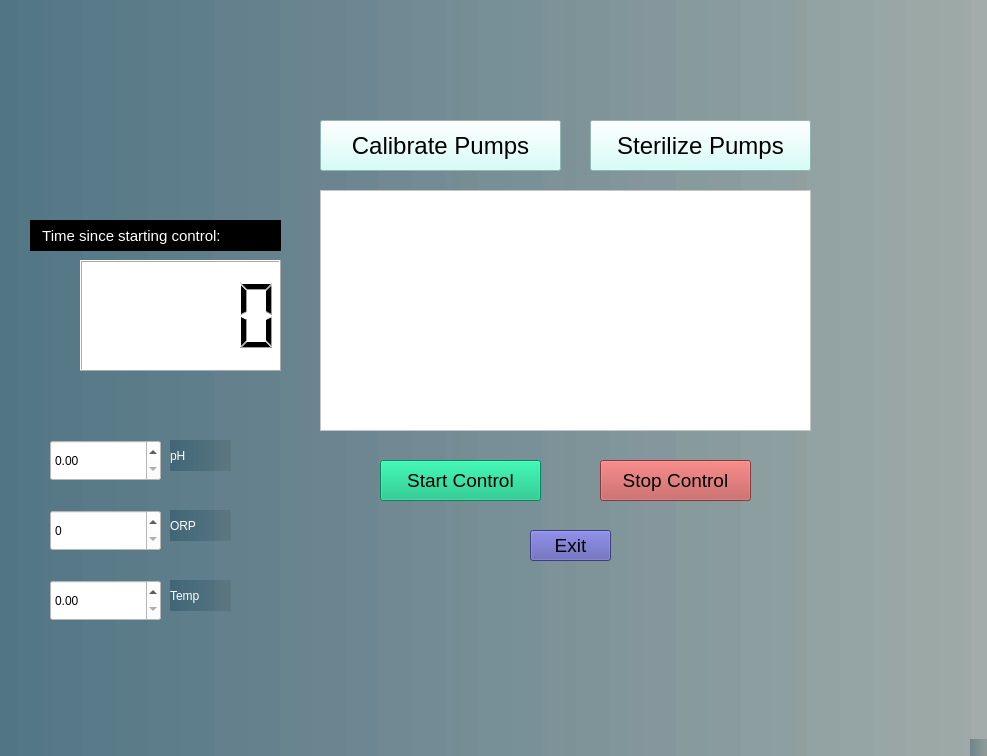
This is ProteinFoldingGUI.ui in NolanLup/ProteinFolding as Qt 5 draws it before an edit. The edited form follows.
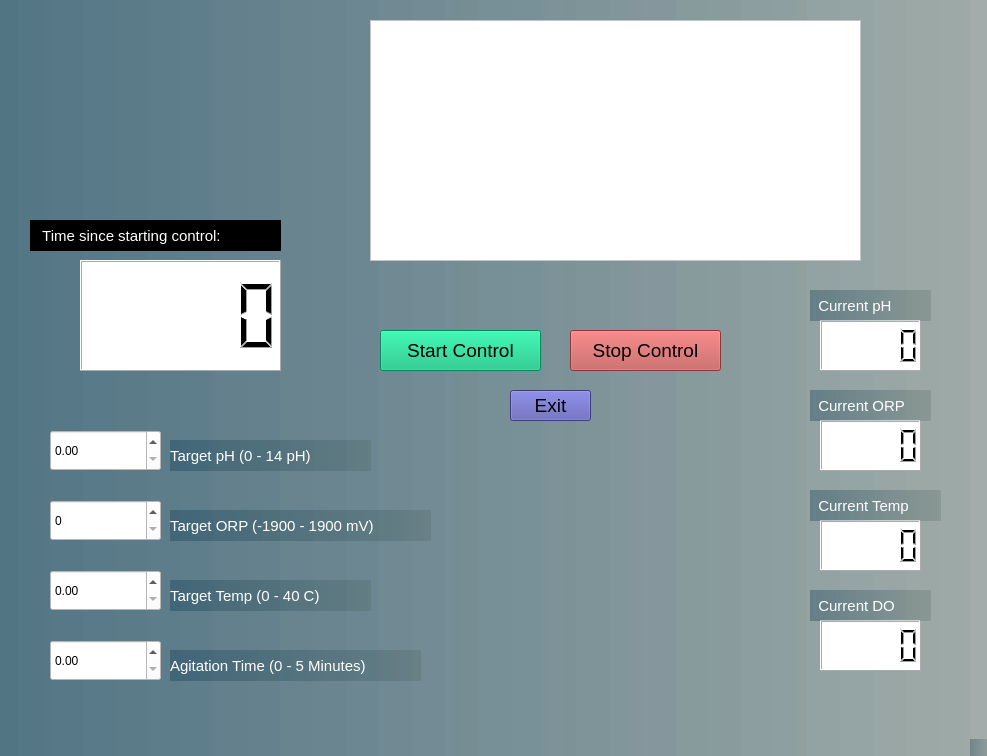
This is the edited form.

```diff
--- a/ProteinFoldingGUI.ui
+++ b/ProteinFoldingGUI.ui
@@ -17,33 +17,11 @@
    <string notr="true">background-color: qlineargradient(spread:pad, x1:0, y1:0, x2:1, y2:0, stop:0 rgba(0, 50, 75, 80), stop:1 rgba(60, 80, 75, 50));</string>
   </property>
   <widget class="QWidget" name="centralwidget">
-   <widget class="QPushButton" name="calibrate">
-    <property name="geometry">
-     <rect>
-      <x>320</x>
-      <y>120</y>
-      <width>241</width>
-      <height>51</height>
-     </rect>
-    </property>
-    <property name="font">
-     <font>
-      <family>MS UI Gothic</family>
-      <pointsize>18</pointsize>
-     </font>
-    </property>
-    <property name="styleSheet">
-     <string notr="true">background-color: rgb(202, 255, 248);</string>
-    </property>
-    <property name="text">
-     <string>Calibrate Pumps</string>
-    </property>
-   </widget>
    <widget class="QPushButton" name="start">
     <property name="geometry">
      <rect>
       <x>380</x>
-      <y>460</y>
+      <y>330</y>
       <width>161</width>
       <height>41</height>
      </rect>
@@ -68,8 +46,8 @@
    <widget class="QPushButton" name="exit">
     <property name="geometry">
      <rect>
-      <x>530</x>
-      <y>530</y>
+      <x>510</x>
+      <y>390</y>
       <width>81</width>
       <height>31</height>
      </rect>
@@ -91,8 +69,8 @@
    <widget class="QPushButton" name="stop">
     <property name="geometry">
      <rect>
-      <x>600</x>
-      <y>460</y>
+      <x>570</x>
+      <y>330</y>
       <width>151</width>
       <height>41</height>
      </rect>
@@ -113,8 +91,8 @@
    <widget class="QTextBrowser" name="textBrowser">
     <property name="geometry">
      <rect>
-      <x>320</x>
-      <y>190</y>
+      <x>370</x>
+      <y>20</y>
       <width>491</width>
       <height>241</height>
      </rect>
@@ -166,33 +144,11 @@
      <string>   Time since starting control:</string>
     </property>
    </widget>
-   <widget class="QPushButton" name="sterilize">
-    <property name="geometry">
-     <rect>
-      <x>590</x>
-      <y>120</y>
-      <width>221</width>
-      <height>51</height>
-     </rect>
-    </property>
-    <property name="font">
-     <font>
-      <family>MS UI Gothic</family>
-      <pointsize>18</pointsize>
-     </font>
-    </property>
-    <property name="styleSheet">
-     <string notr="true">background-color: rgb(202, 255, 248);</string>
-    </property>
-    <property name="text">
-     <string>Sterilize Pumps</string>
-    </property>
-   </widget>
    <widget class="QDoubleSpinBox" name="pH">
     <property name="geometry">
      <rect>
       <x>50</x>
-      <y>440</y>
+      <y>430</y>
       <width>111</width>
       <height>41</height>
      </rect>
@@ -207,7 +163,7 @@
     <property name="geometry">
      <rect>
       <x>50</x>
-      <y>510</y>
+      <y>500</y>
       <width>111</width>
       <height>41</height>
      </rect>
@@ -222,7 +178,7 @@
     <property name="geometry">
      <rect>
       <x>50</x>
-      <y>580</y>
+      <y>570</y>
       <width>111</width>
       <height>41</height>
      </rect>
@@ -238,16 +194,25 @@
      <rect>
       <x>170</x>
       <y>440</y>
-      <width>61</width>
+      <width>201</width>
       <height>31</height>
      </rect>
     </property>
+    <property name="font">
+     <font>
+      <family>MS Shell Dlg 2</family>
+      <pointsize>11</pointsize>
+      <weight>50</weight>
+      <italic>false</italic>
+      <bold>false</bold>
+     </font>
+    </property>
     <property name="styleSheet">
      <string notr="true">font: 14pt &quot;MS Shell Dlg 2&quot;;
 color: rgb(255, 255, 255);</string>
     </property>
     <property name="text">
-     <string>pH</string>
+     <string>Target pH (0 - 14 pH)</string>
     </property>
    </widget>
    <widget class="QLabel" name="orpLabel">
@@ -255,16 +220,25 @@
      <rect>
       <x>170</x>
       <y>510</y>
-      <width>61</width>
+      <width>261</width>
       <height>31</height>
      </rect>
     </property>
+    <property name="font">
+     <font>
+      <family>MS Shell Dlg 2</family>
+      <pointsize>11</pointsize>
+      <weight>50</weight>
+      <italic>false</italic>
+      <bold>false</bold>
+     </font>
+    </property>
     <property name="styleSheet">
      <string notr="true">font: 14pt &quot;MS Shell Dlg 2&quot;;
 color: rgb(255, 255, 255);</string>
     </property>
     <property name="text">
-     <string>ORP</string>
+     <string>Target ORP (-1900 - 1900 mV)</string>
     </property>
    </widget>
    <widget class="QLabel" name="label_3">
@@ -272,16 +246,266 @@
      <rect>
       <x>170</x>
       <y>580</y>
-      <width>61</width>
+      <width>201</width>
       <height>31</height>
      </rect>
     </property>
+    <property name="font">
+     <font>
+      <family>MS Shell Dlg 2</family>
+      <pointsize>11</pointsize>
+      <weight>50</weight>
+      <italic>false</italic>
+      <bold>false</bold>
+     </font>
+    </property>
     <property name="styleSheet">
      <string notr="true">font: 14pt &quot;MS Shell Dlg 2&quot;;
 color: rgb(255, 255, 255);</string>
     </property>
     <property name="text">
-     <string>Temp</string>
+     <string>Target Temp (0 - 40 C)</string>
+    </property>
+   </widget>
+   <widget class="QLabel" name="label_4">
+    <property name="geometry">
+     <rect>
+      <x>170</x>
+      <y>650</y>
+      <width>251</width>
+      <height>31</height>
+     </rect>
+    </property>
+    <property name="font">
+     <font>
+      <family>MS Shell Dlg 2</family>
+      <pointsize>11</pointsize>
+      <weight>50</weight>
+      <italic>false</italic>
+      <bold>false</bold>
+     </font>
+    </property>
+    <property name="styleSheet">
+     <string notr="true">font: 11pt &quot;MS Shell Dlg 2&quot;;
+color: rgb(255, 255, 255);</string>
+    </property>
+    <property name="text">
+     <string>Agitation Time (0 - 5 Minutes)</string>
+    </property>
+   </widget>
+   <widget class="QDoubleSpinBox" name="agitation">
+    <property name="geometry">
+     <rect>
+      <x>50</x>
+      <y>640</y>
+      <width>111</width>
+      <height>41</height>
+     </rect>
+    </property>
+    <property name="styleSheet">
+     <string notr="true">color:rgb(0, 0, 0);
+font: 14pt &quot;MS Shell Dlg 2&quot;;
+background-color: rgb(255, 255, 255);</string>
+    </property>
+   </widget>
+   <widget class="QLCDNumber" name="pHValue">
+    <property name="geometry">
+     <rect>
+      <x>820</x>
+      <y>320</y>
+      <width>101</width>
+      <height>51</height>
+     </rect>
+    </property>
+    <property name="sizePolicy">
+     <sizepolicy hsizetype="Ignored" vsizetype="Ignored">
+      <horstretch>200</horstretch>
+      <verstretch>0</verstretch>
+     </sizepolicy>
+    </property>
+    <property name="font">
+     <font>
+      <stylestrategy>NoAntialias</stylestrategy>
+     </font>
+    </property>
+    <property name="styleSheet">
+     <string notr="true">background-color: rgb(255, 255, 255);</string>
+    </property>
+   </widget>
+   <widget class="QLCDNumber" name="ORPValue">
+    <property name="geometry">
+     <rect>
+      <x>820</x>
+      <y>420</y>
+      <width>101</width>
+      <height>51</height>
+     </rect>
+    </property>
+    <property name="sizePolicy">
+     <sizepolicy hsizetype="Ignored" vsizetype="Ignored">
+      <horstretch>200</horstretch>
+      <verstretch>0</verstretch>
+     </sizepolicy>
+    </property>
+    <property name="font">
+     <font>
+      <stylestrategy>NoAntialias</stylestrategy>
+     </font>
+    </property>
+    <property name="styleSheet">
+     <string notr="true">background-color: rgb(255, 255, 255);</string>
+    </property>
+   </widget>
+   <widget class="QLabel" name="pHLabel_2">
+    <property name="geometry">
+     <rect>
+      <x>810</x>
+      <y>290</y>
+      <width>121</width>
+      <height>31</height>
+     </rect>
+    </property>
+    <property name="font">
+     <font>
+      <family>MS Shell Dlg 2</family>
+      <pointsize>11</pointsize>
+      <weight>50</weight>
+      <italic>false</italic>
+      <bold>false</bold>
+     </font>
+    </property>
+    <property name="styleSheet">
+     <string notr="true">font: 11pt &quot;MS Shell Dlg 2&quot;;
+color: rgb(255, 255, 255);</string>
+    </property>
+    <property name="text">
+     <string>  Current pH</string>
+    </property>
+   </widget>
+   <widget class="QLabel" name="pHLabel_3">
+    <property name="geometry">
+     <rect>
+      <x>810</x>
+      <y>390</y>
+      <width>121</width>
+      <height>31</height>
+     </rect>
+    </property>
+    <property name="font">
+     <font>
+      <family>MS Shell Dlg 2</family>
+      <pointsize>11</pointsize>
+      <weight>50</weight>
+      <italic>false</italic>
+      <bold>false</bold>
+     </font>
+    </property>
+    <property name="styleSheet">
+     <string notr="true">font: 11pt &quot;MS Shell Dlg 2&quot;;
+color: rgb(255, 255, 255);</string>
+    </property>
+    <property name="text">
+     <string>  Current ORP</string>
+    </property>
+   </widget>
+   <widget class="QLCDNumber" name="tempValue">
+    <property name="geometry">
+     <rect>
+      <x>820</x>
+      <y>520</y>
+      <width>101</width>
+      <height>51</height>
+     </rect>
+    </property>
+    <property name="sizePolicy">
+     <sizepolicy hsizetype="Ignored" vsizetype="Ignored">
+      <horstretch>200</horstretch>
+      <verstretch>0</verstretch>
+     </sizepolicy>
+    </property>
+    <property name="font">
+     <font>
+      <stylestrategy>NoAntialias</stylestrategy>
+     </font>
+    </property>
+    <property name="styleSheet">
+     <string notr="true">background-color: rgb(255, 255, 255);</string>
+    </property>
+   </widget>
+   <widget class="QLabel" name="pHLabel_4">
+    <property name="geometry">
+     <rect>
+      <x>810</x>
+      <y>490</y>
+      <width>131</width>
+      <height>31</height>
+     </rect>
+    </property>
+    <property name="font">
+     <font>
+      <family>MS Shell Dlg 2</family>
+      <pointsize>11</pointsize>
+      <weight>50</weight>
+      <italic>false</italic>
+      <bold>false</bold>
+     </font>
+    </property>
+    <property name="styleSheet">
+     <string notr="true">font: 11pt &quot;MS Shell Dlg 2&quot;;
+color: rgb(255, 255, 255);</string>
+    </property>
+    <property name="text">
+     <string>  Current Temp</string>
+    </property>
+   </widget>
+   <widget class="QLCDNumber" name="DOValue">
+    <property name="geometry">
+     <rect>
+      <x>820</x>
+      <y>620</y>
+      <width>101</width>
+      <height>51</height>
+     </rect>
+    </property>
+    <property name="sizePolicy">
+     <sizepolicy hsizetype="Ignored" vsizetype="Ignored">
+      <horstretch>200</horstretch>
+      <verstretch>0</verstretch>
+     </sizepolicy>
+    </property>
+    <property name="font">
+     <font>
+      <stylestrategy>NoAntialias</stylestrategy>
+     </font>
+    </property>
+    <property name="styleSheet">
+     <string notr="true">background-color: rgb(255, 255, 255);</string>
+    </property>
+   </widget>
+   <widget class="QLabel" name="pHLabel_5">
+    <property name="geometry">
+     <rect>
+      <x>810</x>
+      <y>590</y>
+      <width>121</width>
+      <height>31</height>
+     </rect>
+    </property>
+    <property name="font">
+     <font>
+      <family>MS Shell Dlg 2</family>
+      <pointsize>11</pointsize>
+      <weight>50</weight>
+      <italic>false</italic>
+      <bold>false</bold>
+     </font>
+    </property>
+    <property name="styleSheet">
+     <string notr="true">font: 11pt &quot;MS Shell Dlg 2&quot;;
+color: rgb(255, 255, 255);</string>
+    </property>
+    <property name="text">
+     <string>  Current DO</string>
     </property>
    </widget>
   </widget>
```
Left out of the diff: 6 changed lines with no effect on the pictures.
